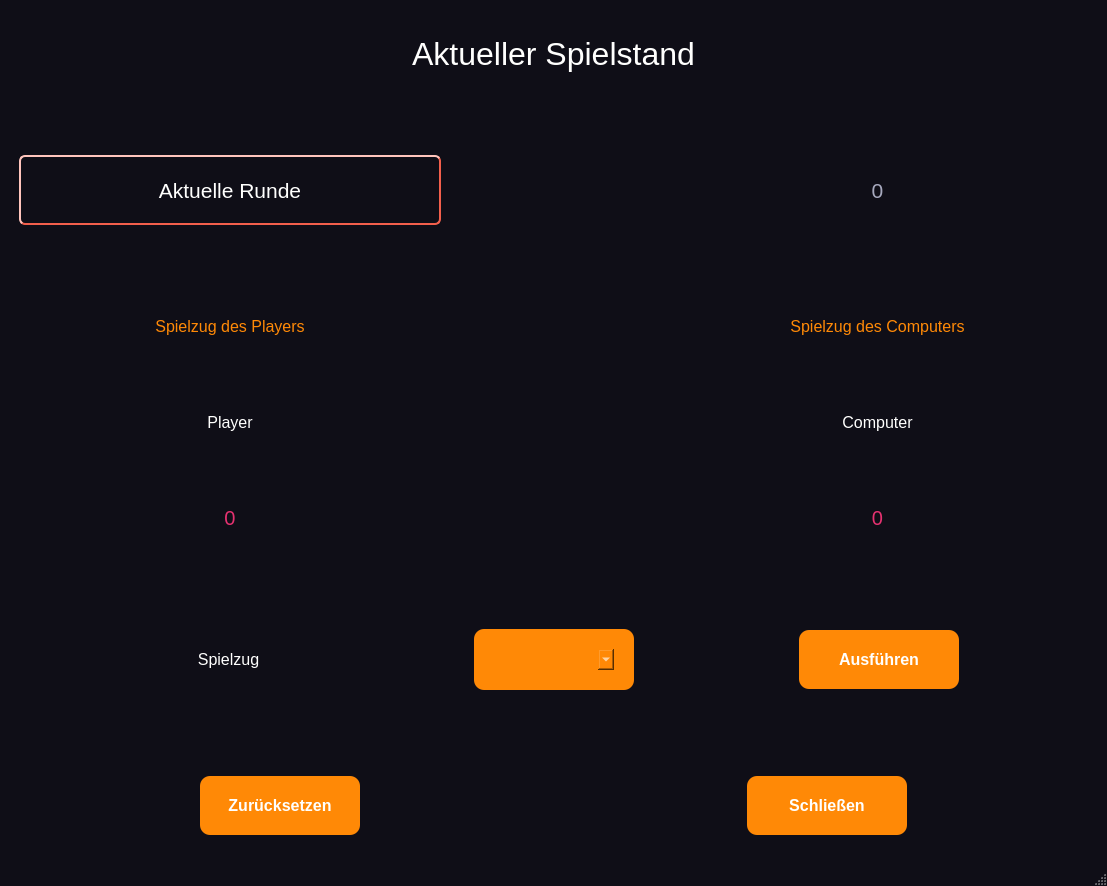
First picture: the form in gui.ui, repository XylianBaker/SchereSteinPapier, before the edit.
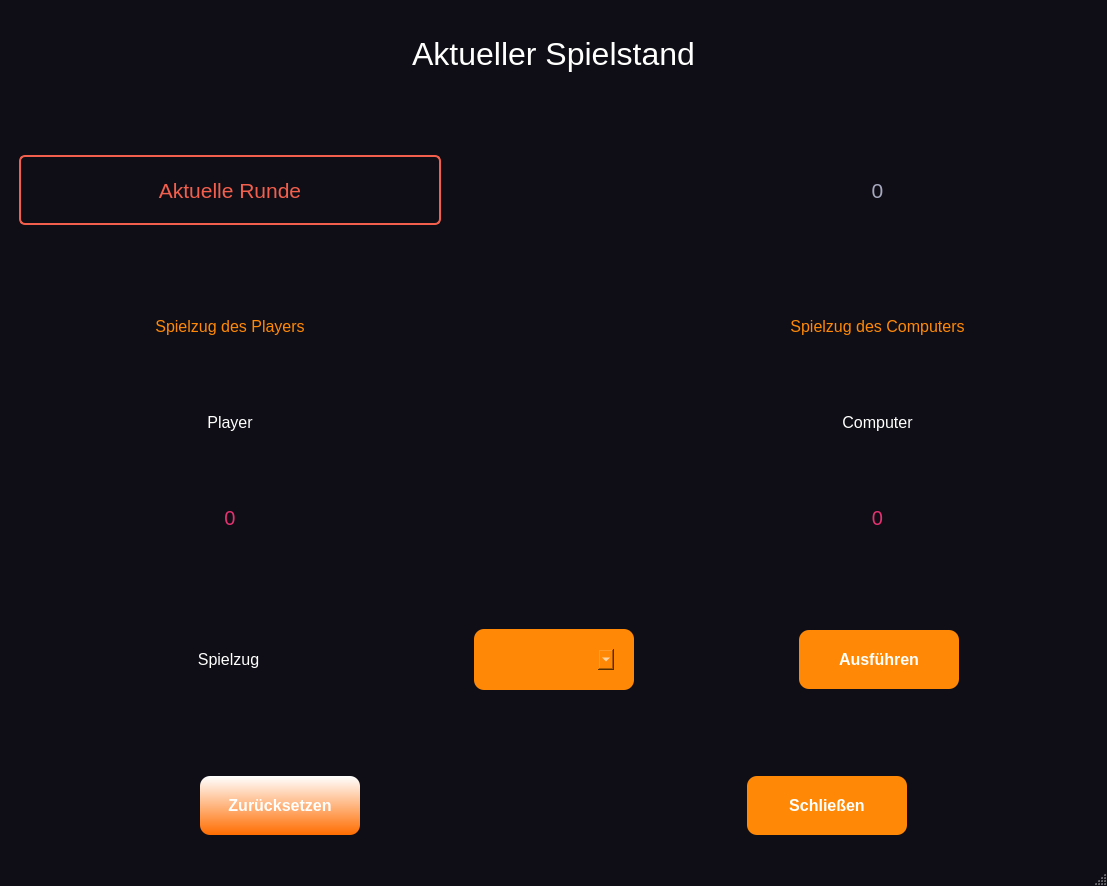
Second picture: the form after the edit.

Commit message: changed the style of te gui

The edit to the form file:
```diff
--- a/gui.ui
+++ b/gui.ui
@@ -209,13 +209,17 @@
          </font>
         </property>
         <property name="styleSheet">
-         <string notr="true">border-style: outset;
-border-width: 2px;
+         <string notr="true">border: 2px solid rgb(242, 95, 76);
+color: rgb(242, 95, 76);
 border-radius: 6px;
-border-color: rgb(242, 95, 76);
-color: rgb(255, 255, 254);
 margin: 10px;</string>
         </property>
+        <property name="frameShadow">
+         <enum>QFrame::Plain</enum>
+        </property>
+        <property name="lineWidth">
+         <number>0</number>
+        </property>
         <property name="text">
          <string>Aktuelle Runde</string>
         </property>
@@ -607,13 +611,15 @@
            </size>
           </property>
           <property name="styleSheet">
-           <string notr="true">background-color: rgb(255, 137, 6);
-color: rgb(255, 255, 254);
+           <string notr="true">color: rgb(255, 255, 254);
 border-radius: 10px;
+border-color: rgb(45, 45, 45);
+border-style: inset;
 font: bold;
 margin: 20px;
 padding: 20px;
-font-size: 16px;</string>
+font-size: 16px;
+background-color: qlineargradient(spread:pad, x1:0, y1:1, x2:0, y2:0, stop:0 rgba(255, 108, 0, 255), stop:1 rgba(255, 255, 255, 255));</string>
           </property>
           <property name="text">
            <string>Zurücksetzen</string>
```
Left out of the diff: 262 changed lines with no effect on the pictures. The commit also changes 3 other files.
